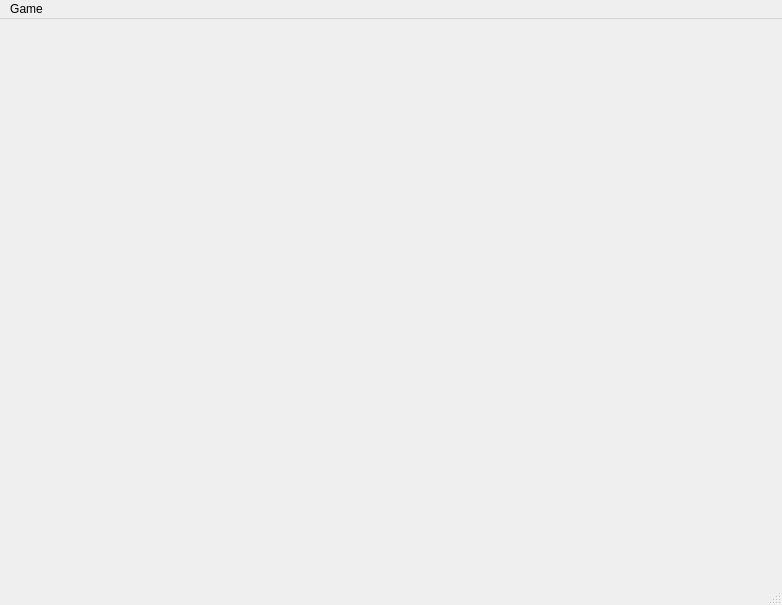
First picture: the form in klondike.ui, repository kuznetsovv82/PyQtSolitare, before the edit.
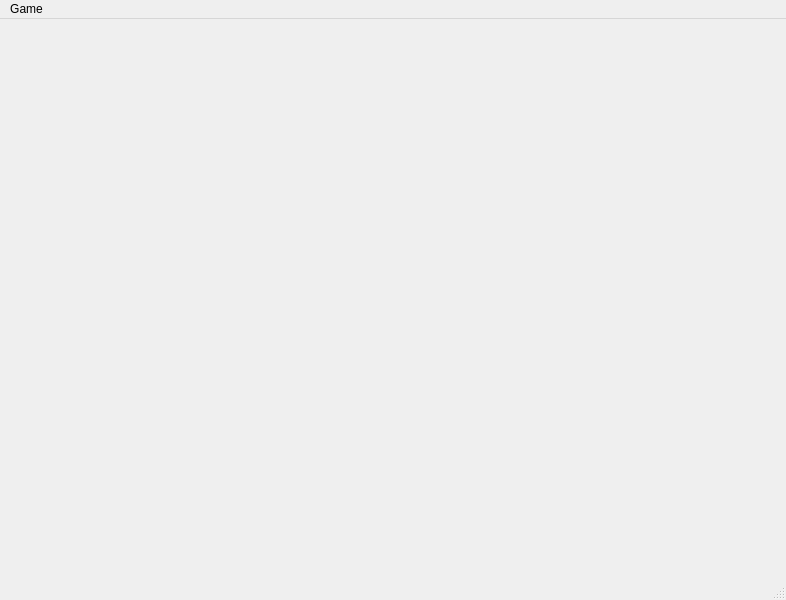
Second picture: the form after the edit.

What changed in the file:
```diff
--- a/klondike.ui
+++ b/klondike.ui
@@ -6,10 +6,22 @@
    <rect>
     <x>0</x>
     <y>0</y>
-    <width>782</width>
-    <height>605</height>
+    <width>786</width>
+    <height>600</height>
    </rect>
   </property>
+  <property name="minimumSize">
+   <size>
+    <width>786</width>
+    <height>600</height>
+   </size>
+  </property>
+  <property name="maximumSize">
+   <size>
+    <width>786</width>
+    <height>600</height>
+   </size>
+  </property>
   <property name="windowTitle">
    <string>MainWindow</string>
   </property>
@@ -186,10 +198,10 @@
    <widget class="QLabel" name="logo">
     <property name="geometry">
      <rect>
-      <x>150</x>
-      <y>390</y>
+      <x>140</x>
+      <y>360</y>
       <width>481</width>
-      <height>131</height>
+      <height>191</height>
      </rect>
     </property>
     <property name="text">
@@ -230,7 +242,7 @@
     <rect>
      <x>0</x>
      <y>0</y>
-     <width>782</width>
+     <width>786</width>
      <height>21</height>
     </rect>
    </property>
```
